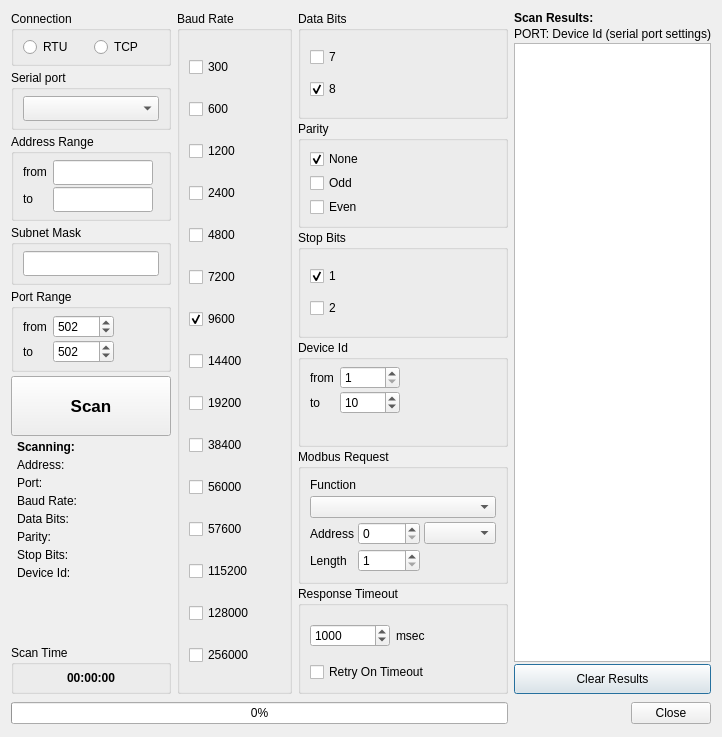
This is omodscan/dialogs/dialogmodbusscanner.ui in sanny32/OpenModScan as Qt 5 draws it before an edit. The edited form follows.
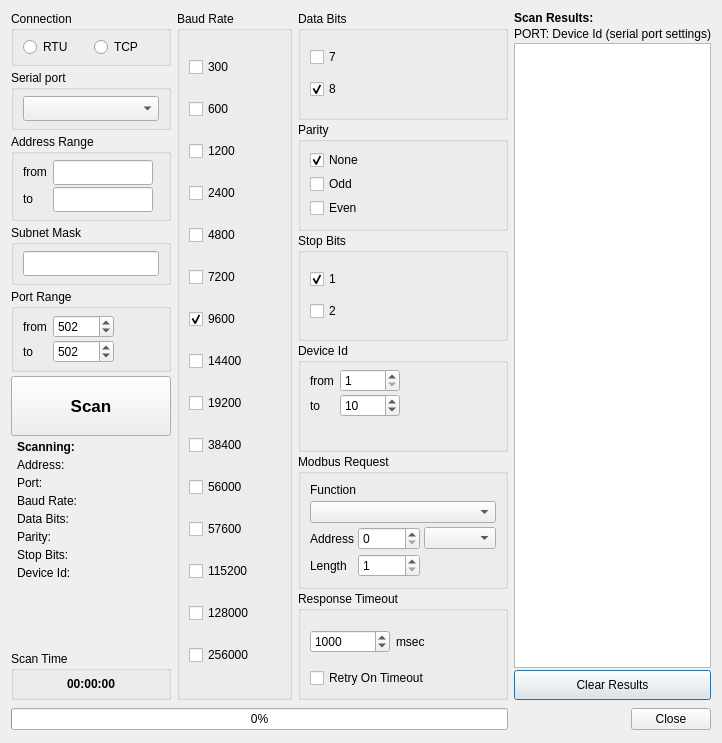
This is the edited form. Icons and pictures are not drawn. Custom widgets are drawn as their Qt base class.

Commit message: Correct ui view of modbus scanner dialog

```diff
--- a/omodscan/dialogs/dialogmodbusscanner.ui
+++ b/omodscan/dialogs/dialogmodbusscanner.ui
@@ -7,7 +7,7 @@
     <x>0</x>
     <y>0</y>
     <width>718</width>
-    <height>737</height>
+    <height>743</height>
    </rect>
   </property>
   <property name="windowTitle">
```
Left out of the diff: 12 changed lines with no effect on the pictures.
